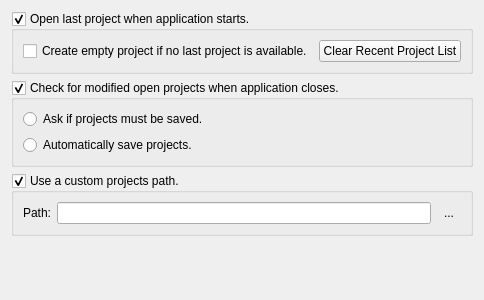
First picture: the form in src/ProjectManagement/source/ProjectManagementConfig.ui, repository JPNaude/Qtilities, before the edit.
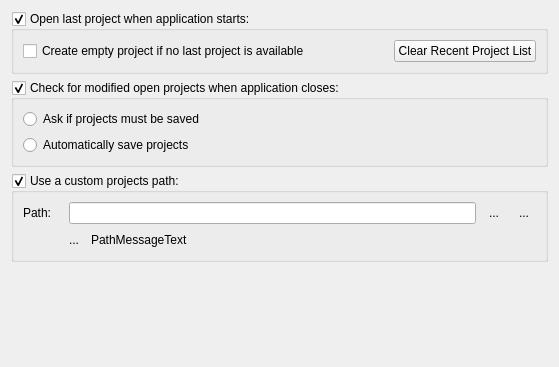
Second picture: the form after the edit.

Commit message: Work from last few months that was never committed.

```diff
--- a/src/ProjectManagement/source/ProjectManagementConfig.ui
+++ b/src/ProjectManagement/source/ProjectManagementConfig.ui
@@ -6,8 +6,8 @@
    <rect>
     <x>0</x>
     <y>0</y>
-    <width>442</width>
-    <height>300</height>
+    <width>559</width>
+    <height>367</height>
    </rect>
   </property>
   <property name="windowTitle">
@@ -17,7 +17,7 @@
    <item>
     <widget class="QGroupBox" name="chkOpenLastProject">
      <property name="title">
-      <string>Open last project when application starts.</string>
+      <string>Open last project when application starts:</string>
      </property>
      <property name="checkable">
       <bool>true</bool>
@@ -26,7 +26,7 @@
       <item>
        <widget class="QCheckBox" name="chkCreateNewOnStartup">
         <property name="text">
-         <string>Create empty project if no last project is available.</string>
+         <string>Create empty project if no last project is available</string>
         </property>
        </widget>
       </item>
@@ -56,7 +56,7 @@
    <item>
     <widget class="QGroupBox" name="chkSaveModifiedProjects">
      <property name="title">
-      <string>Check for modified open projects when application closes.</string>
+      <string>Check for modified open projects when application closes:</string>
      </property>
      <property name="checkable">
       <bool>true</bool>
@@ -65,14 +65,14 @@
       <item>
        <widget class="QRadioButton" name="radioPromptUserToSave">
         <property name="text">
-         <string>Ask if projects must be saved.</string>
+         <string>Ask if projects must be saved</string>
         </property>
        </widget>
       </item>
       <item>
        <widget class="QRadioButton" name="radioSaveAutomatically">
         <property name="text">
-         <string>Automatically save projects.</string>
+         <string>Automatically save projects</string>
         </property>
        </widget>
       </item>
@@ -85,24 +85,92 @@
       <string>If a custom projects path is not used, projects will be saved in $ApplicationPath/projects</string>
      </property>
      <property name="title">
-      <string>Use a custom projects path.</string>
+      <string>Use a custom projects path:</string>
      </property>
      <property name="checkable">
       <bool>true</bool>
      </property>
-     <layout class="QHBoxLayout" name="horizontalLayout_2">
-      <item>
+     <layout class="QGridLayout" name="gridLayout">
+      <item row="0" column="0">
        <widget class="QLabel" name="labelCustomProjectsPath">
+        <property name="maximumSize">
+         <size>
+          <width>40</width>
+          <height>16777215</height>
+         </size>
+        </property>
         <property name="text">
          <string>Path:</string>
         </property>
        </widget>
       </item>
-      <item>
-       <widget class="QLineEdit" name="txtCustomProjectsPath"/>
+      <item row="0" column="1" colspan="3">
+       <widget class="QLineEdit" name="txtCustomProjectsPath">
+        <property name="toolTip">
+         <string/>
+        </property>
+       </widget>
       </item>
-      <item>
+      <item row="0" column="4">
        <widget class="QToolButton" name="btnOpenProjectsPath">
+        <property name="toolTip">
+         <string>Browse for new folder</string>
+        </property>
+        <property name="text">
+         <string>...</string>
+        </property>
+        <property name="autoRaise">
+         <bool>true</bool>
+        </property>
+       </widget>
+      </item>
+      <item row="1" column="0">
+       <spacer name="horizontalSpacer_2">
+        <property name="orientation">
+         <enum>Qt::Horizontal</enum>
+        </property>
+        <property name="sizeType">
+         <enum>QSizePolicy::Fixed</enum>
+        </property>
+        <property name="sizeHint" stdset="0">
+         <size>
+          <width>25</width>
+          <height>20</height>
+         </size>
+        </property>
+       </spacer>
+      </item>
+      <item row="1" column="1">
+       <widget class="QLabel" name="lblPathMessageIcon">
+        <property name="minimumSize">
+         <size>
+          <width>16</width>
+          <height>0</height>
+         </size>
+        </property>
+        <property name="maximumSize">
+         <size>
+          <width>16</width>
+          <height>16777215</height>
+         </size>
+        </property>
+        <property name="text">
+         <string>...</string>
+        </property>
+       </widget>
+      </item>
+      <item row="1" column="2" colspan="4">
+       <widget class="QLabel" name="lblPathMessageText">
+        <property name="text">
+         <string>PathMessageText</string>
+        </property>
+       </widget>
+      </item>
+      <item row="0" column="5">
+       <widget class="QToolButton" name="btnRestoreDefaultPath">
+        <property name="toolTip">
+         <string>Restore default</string>
+        </property>
         <property name="text">
          <string>...</string>
         </property>
```
Left out of the diff: 22 changed lines with no effect on the pictures. The commit also changes 187 other files.
